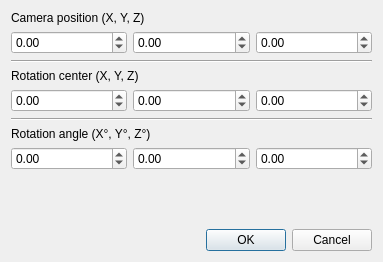
Above: blastsight/view/gui/UI/cameradialog.ui from gsanhueza/BlastSight before the change. Below: the same form after it.
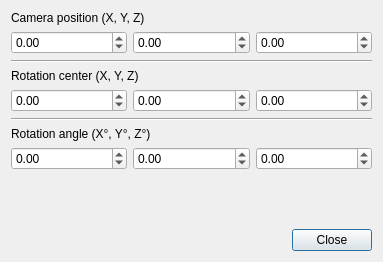
That is the form after the change.

```diff
--- a/blastsight/view/gui/UI/cameradialog.ui
+++ b/blastsight/view/gui/UI/cameradialog.ui
@@ -167,7 +167,7 @@
    <item>
     <widget class="QDialogButtonBox" name="buttonBox">
      <property name="standardButtons">
-      <set>QDialogButtonBox::Cancel|QDialogButtonBox::Ok</set>
+      <set>QDialogButtonBox::Close</set>
      </property>
     </widget>
    </item>
```
Left out of the diff: 30 changed lines with no effect on the pictures.
